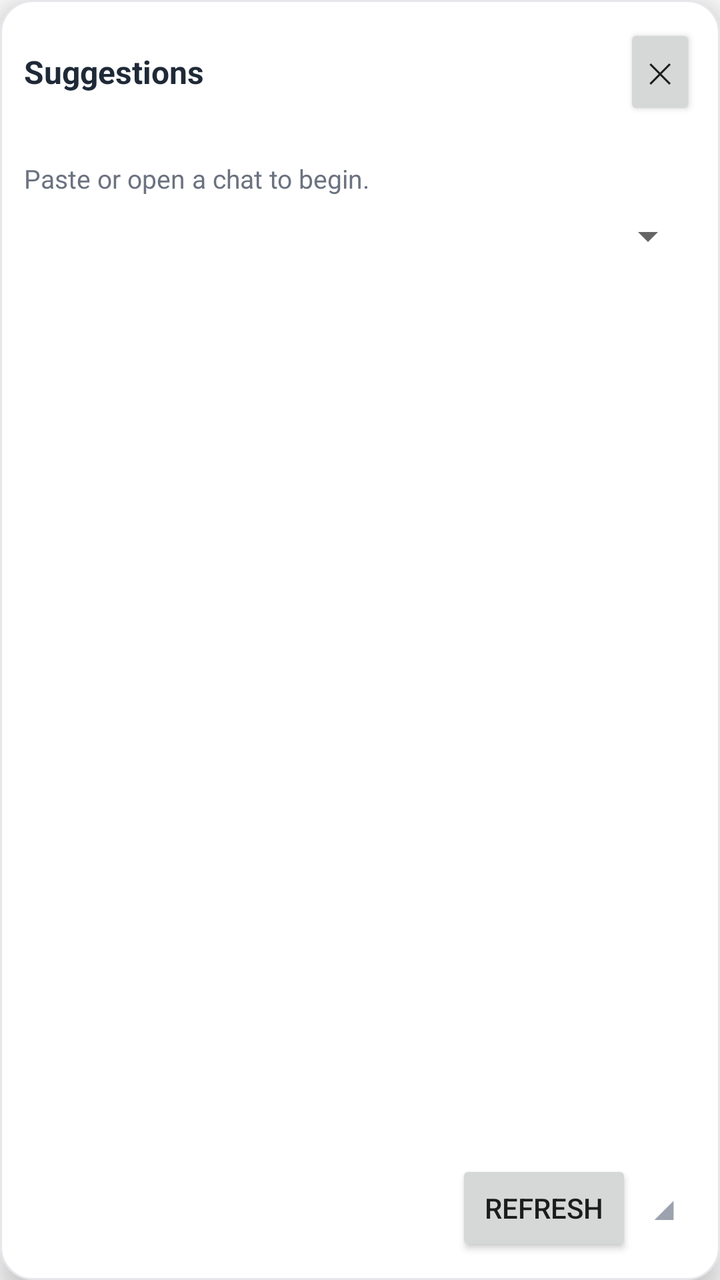
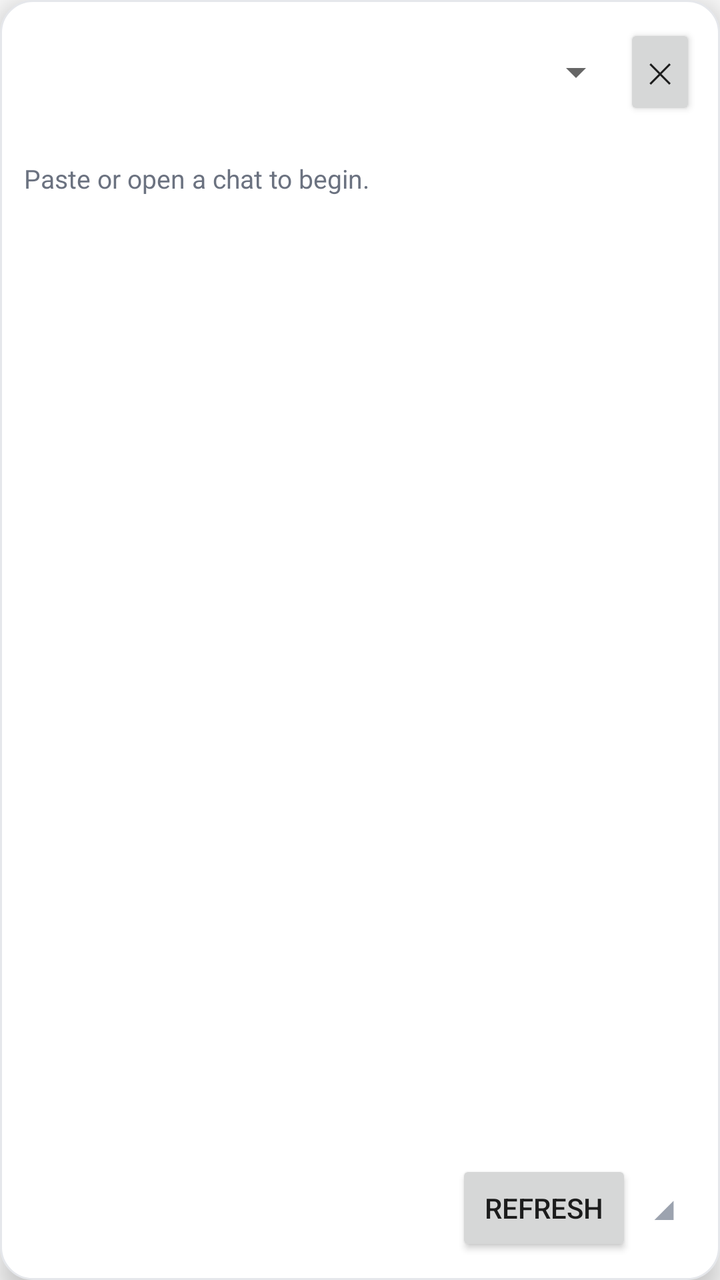

Two renders of the same Android screen: before a commit and after it. Below are the layout's source before the change and the commit's diff.
<!-- AndroidManifest.xml: application theme Theme.ChatAssist -->
<!-- res/layout/overlay_panel.xml -->
<?xml version="1.0" encoding="utf-8"?>
<LinearLayout xmlns:android="http://schemas.android.com/apk/res/android"
    android:id="@+id/panelRoot"
    android:layout_width="320dp"
    android:layout_height="match_parent"
    android:background="@drawable/panel_background"
    android:elevation="8dp"
    android:orientation="vertical"
    android:padding="12dp">

    <LinearLayout
        android:id="@+id/panelHeader"
        android:layout_width="match_parent"
        android:layout_height="wrap_content"
        android:gravity="center_vertical"
        android:orientation="horizontal">

        <TextView
            android:layout_width="0dp"
            android:layout_height="wrap_content"
            android:layout_weight="1"
            android:text="Suggestions"
            android:textColor="@color/ink"
            android:textSize="16sp"
            android:textStyle="bold" />

        <Button
            android:id="@+id/btnClose"
            android:layout_width="wrap_content"
            android:layout_height="wrap_content"
            android:minWidth="0dp"
            android:text="✕" />
    </LinearLayout>

    <TextView
        android:id="@+id/chatLabel"
        android:layout_width="wrap_content"
        android:layout_height="wrap_content"
        android:text=""
        android:textColor="#6B7280"
        android:textSize="12sp" />

    <TextView
        android:id="@+id/moodText"
        android:layout_width="wrap_content"
        android:layout_height="wrap_content"
        android:layout_marginTop="4dp"
        android:text="Paste or open a chat to begin."
        android:textColor="#6B7280"
        android:textSize="13sp" />

    <Spinner
        android:id="@+id/toneSpinner"
        android:layout_width="match_parent"
        android:layout_height="wrap_content"
        android:layout_marginTop="8dp" />

    <ScrollView
        android:layout_width="match_parent"
        android:layout_height="0dp"
        android:layout_marginTop="8dp"
        android:layout_weight="1"
        android:fillViewport="true">

        <LinearLayout
            android:id="@+id/suggestionList"
            android:layout_width="match_parent"
            android:layout_height="wrap_content"
            android:orientation="vertical" />
    </ScrollView>

    <LinearLayout
        android:layout_width="match_parent"
        android:layout_height="wrap_content"
        android:layout_marginTop="8dp"
        android:gravity="center_vertical"
        android:orientation="horizontal">

        <View
            android:layout_width="0dp"
            android:layout_height="0dp"
            android:layout_weight="1" />

        <Button
            android:id="@+id/btnRefresh"
            android:layout_width="wrap_content"
            android:layout_height="wrap_content"
            android:text="Refresh" />

        <TextView
            android:id="@+id/resizeHandle"
            android:layout_width="wrap_content"
            android:layout_height="wrap_content"
            android:padding="10dp"
            android:text="◢"
            android:textColor="#9CA3AF"
            android:textSize="16sp" />
    </LinearLayout>
</LinearLayout>
<!-- resources referenced by this layout -->
<resources>
  <color name="ink">#1F2937</color>
  <!-- drawable panel_background (drawable) -->
  <?xml version="1.0" encoding="utf-8"?>
  <shape xmlns:android="http://schemas.android.com/apk/res/android" android:shape="rectangle">
      <solid android:color="@color/white" />
      <corners android:radius="16dp" />
      <stroke android:width="1dp" android:color="#E5E7EB" />
  </shape>
  <style name="Theme.ChatAssist" parent="Theme.AppCompat.Light.NoActionBar">
          <item name="colorPrimary">@color/brand</item>
          <item name="colorPrimaryDark">@color/brand_dark</item>
          <item name="android:windowBackground">@color/paper</item>
      </style>
  <color name="white">#FFFFFF</color>
  <color name="brand">#DB2777</color>
  <color name="brand_dark">#9D174D</color>
  <color name="paper">#FAFAFA</color>
</resources>

<!-- the commit's change to res/layout/overlay_panel.xml (unified diff, before → after) -->
@@ -15,14 +15,11 @@
         android:gravity="center_vertical"
         android:orientation="horizontal">
 
-        <TextView
+        <Spinner
+            android:id="@+id/toneSpinner"
             android:layout_width="0dp"
             android:layout_height="wrap_content"
-            android:layout_weight="1"
-            android:text="Suggestions"
-            android:textColor="@color/ink"
-            android:textSize="16sp"
-            android:textStyle="bold" />
+            android:layout_weight="1" />
 
         <Button
             android:id="@+id/btnClose"
@@ -48,12 +45,6 @@
         android:text="Paste or open a chat to begin."
         android:textColor="#6B7280"
         android:textSize="13sp" />
-
-    <Spinner
-        android:id="@+id/toneSpinner"
-        android:layout_width="match_parent"
-        android:layout_height="wrap_content"
-        android:layout_marginTop="8dp" />
 
     <ScrollView
         android:layout_width="match_parent"
<!-- resource entries referenced after the edit -->
@@ -1,6 +1,5 @@
 <!-- resources referenced by this layout -->
 <resources>
-  <color name="ink">#1F2937</color>
   <!-- drawable panel_background (drawable) -->
   <?xml version="1.0" encoding="utf-8"?>
   <shape xmlns:android="http://schemas.android.com/apk/res/android" android:shape="rectangle">
